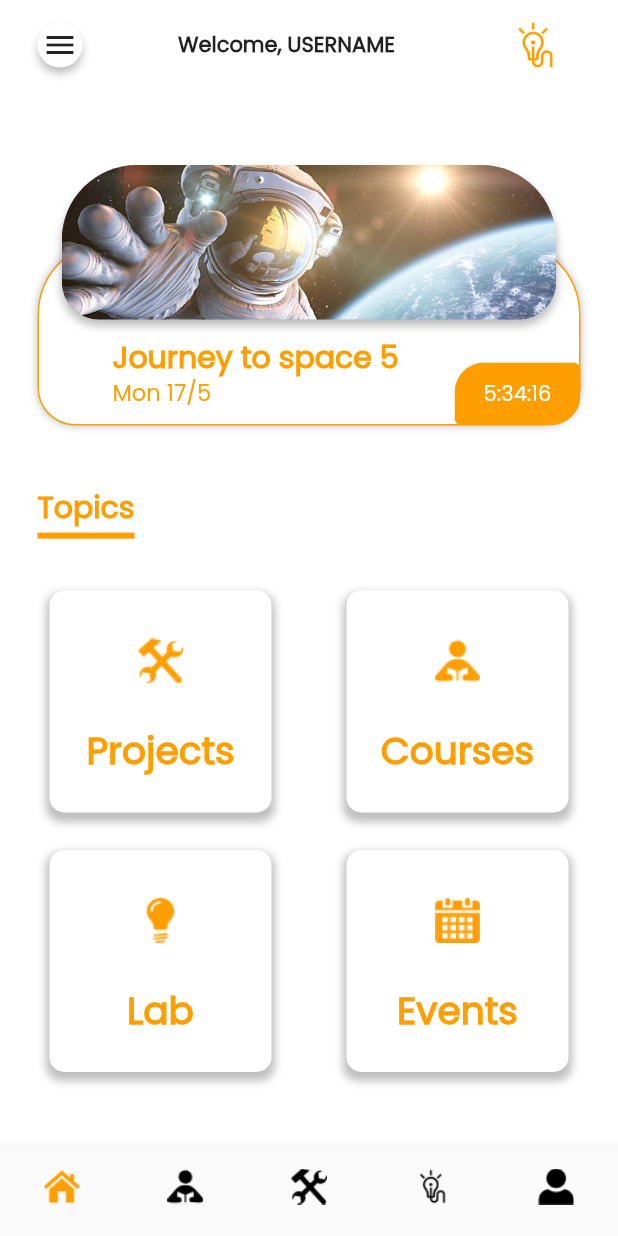
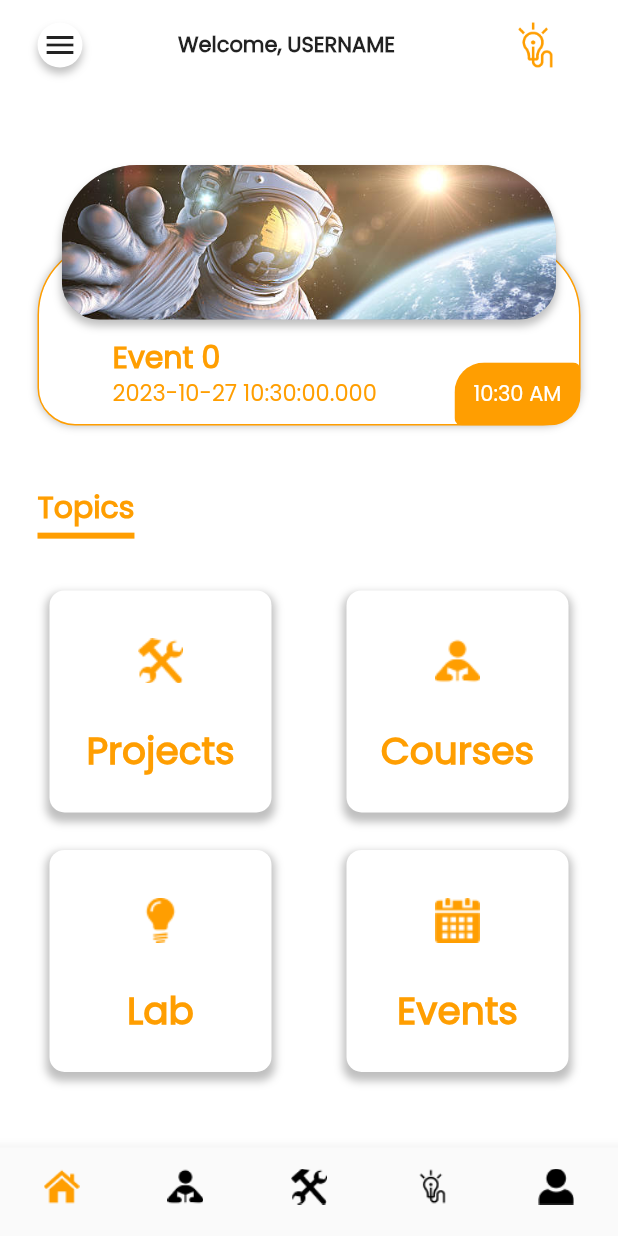
Before and after one commit to axelabbas/isc_app, a Flutter app: the screen it shows after launch, on a phone screen of 412 x 824 dp. Run offline on Flutter 3.47's test engine with Material 2 defaults, Android fonts, the phone set to English and light mode, and no system bars; our stand-ins replace infinite_carousel.

Commit message:
provider for events

```diff
--- /dev/null
+++ b/lib/controllers/eventsProvider.dart
@@ -0,0 +1,43 @@
+import 'package:flutter/material.dart';
+import 'package:intl/intl.dart';
+import 'package:iscapp/models/eventClass.dart';
+
+class EventsProvider extends ChangeNotifier {
+  List<Event> _events = [];
+  late Event mainEvent;
+  // List<Event> _favEvents = [];
+
+  List<Event> get events => _events;
+
+  set events(List<Event> value) {
+    _events = value;
+    notifyListeners();
+  }
+
+  addEvent(Event event) {
+    _events.add(event);
+    notifyListeners();
+  }
+
+  removeEvent(Event event) {
+    _events.remove(event);
+    notifyListeners();
+  }
+
+  //generate List for testing
+  generateList() {
+    for (int i = 0; i < 9; i++) {
+      _events.add(Event(
+        title: "Event $i",
+        points: 100,
+        time: DateFormat('hh:mm a').format(DateTime.now()),
+        bio:
+            "Sunt voluptate officia ut officia sunt magna non est nostrud commodo. Mollit sint veniam laborum do enim. Reprehenderit reprehenderit tempor tempor ex ea elit incididunt deserunt. Sit nulla magna sunt minim duis deserunt occaecat consectetur. Minim et proident ex eiusmod deserunt. Elit eu eiusmod dolor nisi est amet. Et sint in et consequat voluptate enim aute id cupidatat.",
+        image: "assets/images/spaceman.jpg",
+        date: DateTime.now(),
+        location: "location $i",
+      ));
+    }
+    mainEvent = _events[0];
+  }
+}
--- /dev/null
+++ b/lib/models/eventClass.dart
@@ -0,0 +1,18 @@
+class Event {
+  late String title;
+  late String bio;
+  late String image;
+  late int points;
+  late String time;
+  late DateTime date;
+  late String location;
+
+  Event(
+      {required this.title,
+      required this.bio,
+      required this.image,
+      required this.points,
+      required this.time,
+      required this.date,
+      required this.location});
+}
--- a/lib/views/screens/eventScreens/eventDetailsScreen.dart
+++ b/lib/views/screens/eventScreens/eventDetailsScreen.dart
@@ -1,10 +1,12 @@
 import 'package:flutter/material.dart';
 import 'package:iscapp/models/colorsClass.dart';
+import 'package:iscapp/models/eventClass.dart';
 import 'package:iscapp/views/widgets/appBarWidget.dart';
 import 'package:iscapp/views/widgets/workshopsWidgets.dart/courseDetailsWidget.dart';
 
 class eventDetailsScreen extends StatefulWidget {
-  const eventDetailsScreen({super.key});
+  final Event event;
+  eventDetailsScreen({super.key, required this.event});
 
   @override
   State<eventDetailsScreen> createState() => _eventDetailsScreenState();
@@ -14,42 +16,7 @@ class _eventDetailsScreenState extends State<eventDetailsScreen> {
   @override
   Widget build(BuildContext context) {
     return Scaffold(
-      // Row(
-      //           mainAxisAlignment: MainAxisAlignment.spaceBetween,
-      //           children: [
-      //             InkWell(
-      //               onTap: Navigator.of(context).pop,
-      //               child: Container(
-      //                 height: 30,
-      //                 width: 30,
-      //                 decoration: BoxDecoration(
-      //                     color: Colors.white,
-      //                     borderRadius: BorderRadius.circular(25),
-      //                     boxShadow: [
-      //                       BoxShadow(
-      //                           spreadRadius: 0,
-      //                           blurRadius: 4,
-      //                           offset: Offset(0, 4),
-      //                           color: Colors.black.withOpacity(0.25))
-      //                     ]),
-      //                 child: Icon(Icons.arrow_back),
-      //               ),
-      //             ),
-      //             Text(
-      //               "Event Details",
-      //               style: TextStyle(
-      //                 fontWeight: FontWeight.bold,
-      //               ),
-      //             ),
-      //             ImageIcon(
-      //               AssetImage("assets/images/logo-on.png"),
-      //               color: myColors.primaryColor,
-      //               size: 60,
-      //             )
-      //           ],
-      //         ),
       appBar: customAppBar(context, "Event Details"),
-
       body: Padding(
         padding: EdgeInsets.symmetric(
           horizontal: MediaQuery.of(context).size.width * 0.05,
@@ -66,7 +33,7 @@ class _eventDetailsScreenState extends State<eventDetailsScreen> {
                 decoration: BoxDecoration(
                   borderRadius: BorderRadius.circular(20),
                   image: DecorationImage(
-                    image: AssetImage("assets/images/spaceman.jpg"),
+                    image: AssetImage(widget.event.image),
                     fit: BoxFit.cover,
                   ),
                 ),
@@ -78,7 +45,7 @@ class _eventDetailsScreenState extends State<eventDetailsScreen> {
                 mainAxisAlignment: MainAxisAlignment.spaceBetween,
                 children: [
                   Text(
-                    "Journey to space 5",
+                    widget.event.title,
                     overflow: TextOverflow.ellipsis,
                     softWrap: false,
                     style:
@@ -99,13 +66,13 @@ class _eventDetailsScreenState extends State<eventDetailsScreen> {
                       Icon(
                         Icons.calendar_month,
                       ),
-                      "15/9 - 17/10"),
+                      widget.event.date.toString()),
                   courseDetailsWidget(
-                      context, Icon(Icons.timelapse), "10:30 AM"),
+                      context, Icon(Icons.timelapse), widget.event.time),
+                  courseDetailsWidget(context, Icon(Icons.logout),
+                      widget.event.points.toString() + "+ Points"),
                   courseDetailsWidget(
-                      context, Icon(Icons.logout), "+500 Points"),
-                  courseDetailsWidget(
-                      context, Icon(Icons.checklist), "Requires Laptop"),
+                      context, Icon(Icons.location_pin), widget.event.location),
                 ],
               ),
               SizedBox(
--- a/lib/views/screens/eventScreens/eventsListScreen.dart
+++ b/lib/views/screens/eventScreens/eventsListScreen.dart
@@ -1,6 +1,9 @@
 import 'package:flutter/material.dart';
+import 'package:iscapp/controllers/eventsProvider.dart';
+import 'package:iscapp/models/eventClass.dart';
 import 'package:iscapp/views/widgets/appBarWidget.dart';
 import 'package:iscapp/views/widgets/eventsWidgets/eventCardWidget.dart';
+import 'package:provider/provider.dart';
 
 class EventListScreen extends StatefulWidget {
   const EventListScreen({super.key});
@@ -12,9 +15,12 @@ class EventListScreen extends StatefulWidget {
 class _EventListScreenState extends State<EventListScreen> {
   @override
   Widget build(BuildContext context) {
+    List<Event> Events = context.read<EventsProvider>().events;
+
     return Scaffold(
       appBar: customAppBar(context, "Events"),
-      body: Column(
+      body: SingleChildScrollView(
+        child: Column(
           children: [
             SizedBox(
               height: 25,
@@ -22,13 +28,16 @@ class _EventListScreenState extends State<EventListScreen> {
             ListView.builder(
               shrinkWrap: true,
               physics: NeverScrollableScrollPhysics(),
-            itemCount: 5, // Replace with your actual item count
+              itemCount: Events.length, // Replace with your actual item count
               itemBuilder: (context, index) {
-              return eventCardWidget();
+                return eventCardWidget(
+                  event: Events[index],
+                );
               },
             ),
           ],
         ),
+      ),
     );
   }
 }
--- a/lib/views/screens/homeScreens/homeScreen.dart
+++ b/lib/views/screens/homeScreens/homeScreen.dart
@@ -1,10 +1,13 @@
 import 'package:flutter/material.dart';
+import 'package:iscapp/controllers/eventsProvider.dart';
+import 'package:iscapp/models/eventClass.dart';
 import 'package:iscapp/views/screens/eventScreens/eventsListScreen.dart';
 import 'package:iscapp/views/widgets/appBarWidget.dart';
 import 'package:iscapp/views/widgets/homeWidgets/topicGridWidget.dart';
 import 'package:iscapp/views/widgets/homeWidgets/topicWidget.dart';
 import 'package:iscapp/views/widgets/homeWidgets/mainEventWidget.dart';
 import "package:iscapp/models/colorsClass.dart";
+import 'package:provider/provider.dart';
 
 class homeScreen extends StatefulWidget {
   const homeScreen({super.key});
@@ -17,11 +20,12 @@ class _homeScreenState extends State<homeScreen>
     with AutomaticKeepAliveClientMixin<homeScreen> {
   @override
   bool get wantKeepAlive => true;
-
+  @override
   @override
   Widget build(BuildContext context) {
     super.build(context);
-
+    context.read<EventsProvider>().generateList();
+    Event mainEvent = context.read<EventsProvider>().mainEvent;
     return Padding(
       padding: const EdgeInsets.symmetric(horizontal: 25.0),
       child: SingleChildScrollView(
@@ -36,8 +40,8 @@ class _homeScreenState extends State<homeScreen>
                 Navigator.push(context,
                     MaterialPageRoute(builder: (context) => EventListScreen()));
               },
-              child: mainEventWidget("Journey to space 5", "Mon 17/5",
-                  "5:34:16", "assets/images/spaceman.jpg", context),
+              child: mainEventWidget(mainEvent.title, mainEvent.date.toString(),
+                  mainEvent.time, mainEvent.image, context),
             ),
             SizedBox(
               height: 50,
--- a/lib/views/widgets/eventsWidgets/eventCardWidget.dart
+++ b/lib/views/widgets/eventsWidgets/eventCardWidget.dart
@@ -1,9 +1,11 @@
 import 'package:flutter/material.dart';
+import 'package:iscapp/models/eventClass.dart';
 import 'package:iscapp/views/screens/coursesScreens/coursesScreen.dart';
 import 'package:iscapp/views/screens/eventScreens/eventDetailsScreen.dart';
 
 class eventCardWidget extends StatefulWidget {
-  const eventCardWidget({super.key});
+  final Event event;
+  eventCardWidget({super.key, required this.event});
 
   @override
   State<eventCardWidget> createState() => _eventCardWidgetState();
@@ -14,8 +16,12 @@ class _eventCardWidgetState extends State<eventCardWidget> {
   Widget build(BuildContext context) {
     return InkWell(
       onTap: () {
-        Navigator.push(context,
-            MaterialPageRoute(builder: (context) => eventDetailsScreen()));
+        Navigator.push(
+            context,
+            MaterialPageRoute(
+                builder: (context) => eventDetailsScreen(
+                      event: widget.event,
+                    )));
       },
       child: Container(
         height: MediaQuery.of(context).size.width * 0.17,
@@ -48,7 +54,7 @@ class _eventCardWidgetState extends State<eventCardWidget> {
                     mainAxisAlignment: MainAxisAlignment.spaceBetween,
                     crossAxisAlignment: CrossAxisAlignment.start,
                     children: [
-                      Text("Journey to space 5",
+                      Text(widget.event.title,
                           maxLines: 4,
                           overflow: TextOverflow.ellipsis,
                           textAlign: TextAlign.justify,
@@ -58,7 +64,7 @@ class _eventCardWidgetState extends State<eventCardWidget> {
                               fontWeight: FontWeight.bold)),
                       Row(
                         children: [
-                          Text("Mon 17/5 10:30 AM",
+                          Text("${widget.event.date} ${widget.event.time}",
                               maxLines: 2,
                               overflow: TextOverflow.ellipsis,
                               textAlign: TextAlign.justify,
--- a/pubspec.yaml
+++ b/pubspec.yaml
@@ -37,6 +37,7 @@ dependencies:
   cupertino_icons: ^1.0.2
   provider: ^6.0.5
   infinite_carousel: ^1.0.3
+  intl: ^0.18.1
 
 dev_dependencies:
   flutter_test:
```
Also changed, not shown: lib/main.dart (+12 -4 lines), pubspec.lock. Lines whose indentation alone changed are shown as unchanged.
